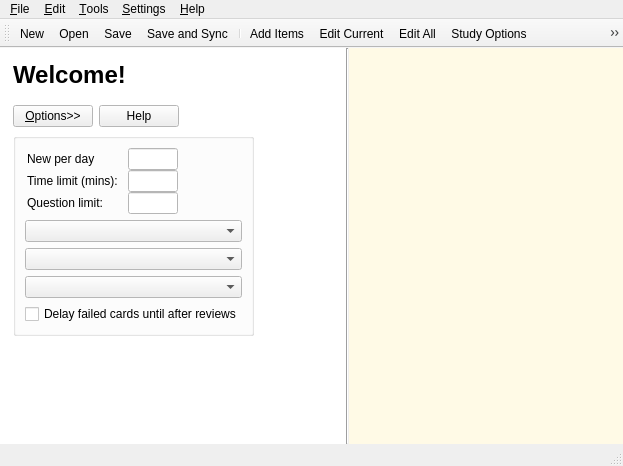
The window that designer/main.ui (ankitects/anki) describes before a commit, drawn with Qt 5.
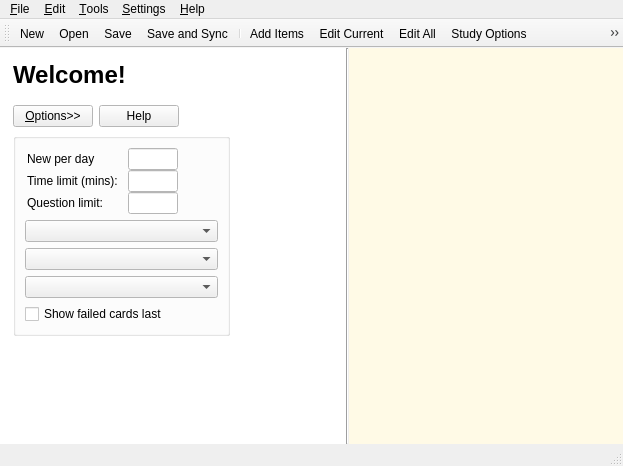
The same window after the commit. The open tabs and pages were chosen to show the change. Icons and pictures are not drawn.

Commit message: more terse failed cards option

Diff of the .ui file:
```diff
--- a/designer/main.ui
+++ b/designer/main.ui
@@ -207,8 +207,8 @@
            <rect>
             <x>0</x>
             <y>0</y>
-            <width>428</width>
-            <height>546</height>
+            <width>251</width>
+            <height>305</height>
            </rect>
           </property>
           <layout class="QHBoxLayout" name="horizontalLayout_5" >
@@ -428,7 +428,7 @@
                     <item>
                      <widget class="QCheckBox" name="delayLapsedCards" >
                       <property name="text" >
-                       <string>Delay failed cards until after reviews</string>
+                       <string>Show failed cards last</string>
                       </property>
                      </widget>
                     </item>
```
